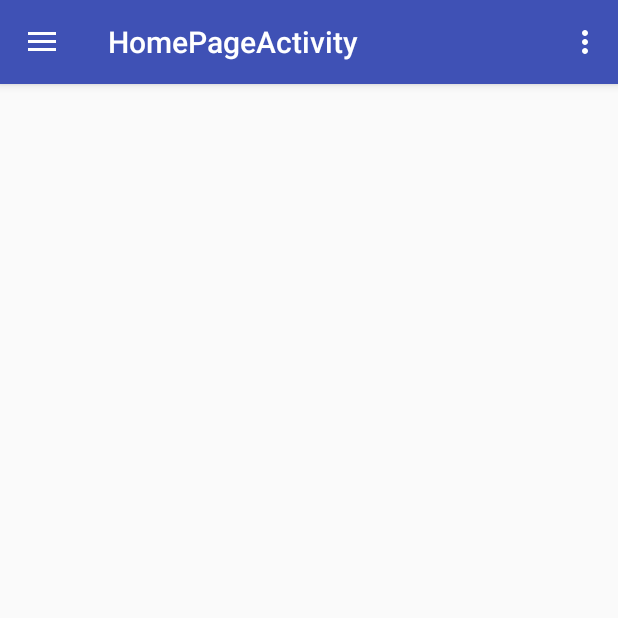
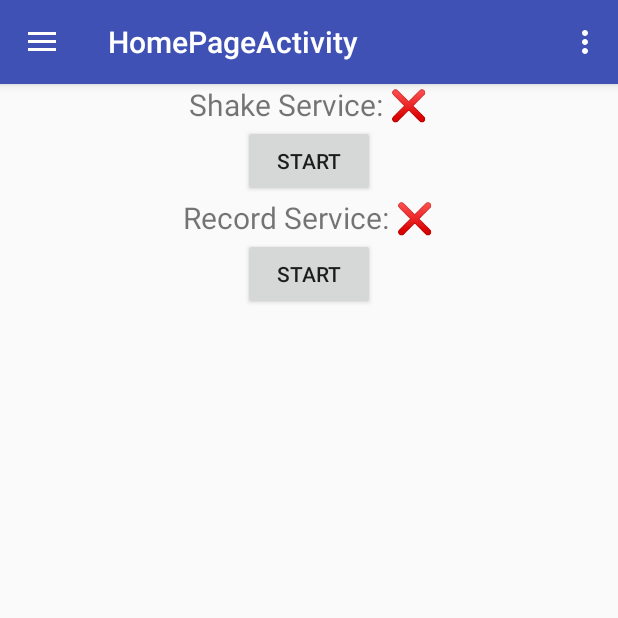
Before and after one commit to android-course-code/NotificationService, an Android app: the screen it shows after launch (HomePageActivity), on a phone screen of 412 x 824 dp, the top half of it. Run offline under Robolectric (Android 15) with nearby library versions, the phone set to English and light mode, and no system bars.

Commit message:
自定义view

```diff
--- a/app/src/main/java/me/chenjr/notificationservice/button/ServiceButton.java
+++ b/app/src/main/java/me/chenjr/notificationservice/button/ServiceButton.java
@@ -3,19 +3,35 @@ package me.chenjr.notificationservice.button;
 
 import android.content.Context;
 import android.support.v7.widget.AppCompatButton;
+import android.util.AttributeSet;
+import android.view.View;
 
 public class ServiceButton extends AppCompatButton {
+    boolean servicesStatus = false;
+    OnClickListener onClickListener = new OnClickListener() {
+        @Override
+        public void onClick(View v) {
+            updateStatus(servicesStatus);
+        }
+    };
     public ServiceButton(Context context) {
         super(context);
-        boolean servicesStatus = false;
-        if (servicesStatus){
-            this.setText("Running");
-            this.setTextColor(0x00ff00);
+        updateStatus(servicesStatus);
+    }
+
+    public ServiceButton(Context context, AttributeSet attrs) {
+        super(context, attrs);
+        updateStatus(servicesStatus);
+    }
+
+    public void updateStatus(boolean status){
+        if (status){
+            setText("Stop");
+
         }else {
-            this.setText("Not Running");
-            this.setTextColor(0xff0000);
+            setText("Start");
+
         }
-
     }
 
 }
--- /dev/null
+++ b/app/src/main/java/me/chenjr/notificationservice/textview/StatusTextView.java
@@ -0,0 +1,37 @@
+package me.chenjr.notificationservice.textview;
+
+import android.content.Context;
+import android.graphics.Color;
+import android.support.v7.widget.AppCompatTextView;
+import android.util.AttributeSet;
+import android.view.View;
+import android.widget.TextView;
+import android.widget.Toast;
+
+public class StatusTextView extends TextView {
+    boolean servicesStatus = false;
+
+
+    public void updateStatus(boolean status){
+        if (status){
+            this.setText("✔️");
+            setTextColor(Color.GREEN);
+            Toast.makeText(getContext(),"Running",Toast.LENGTH_SHORT).show();
+        }else {
+            this.setText("❌");
+            setTextColor(Color.RED);
+            Toast.makeText(getContext(),"Not Running",Toast.LENGTH_SHORT).show();
+        }
+    }
+
+    public StatusTextView(Context context, AttributeSet attrs) {
+        super(context, attrs);
+        updateStatus(servicesStatus);
+    }
+
+    public StatusTextView(Context context) {
+        super(context);
+        updateStatus(servicesStatus);
+
+    }
+}
--- a/app/src/main/res/layout/fragment_home.xml
+++ b/app/src/main/res/layout/fragment_home.xml
@@ -4,31 +4,68 @@
     android:layout_height="match_parent"
     xmlns:app="http://schemas.android.com/apk/res-auto">
     <LinearLayout
-        android:id="@+id/frag_home_ll_status_group"
+        android:id="@+id/frag_home_ll_shake_status_group"
         android:layout_width="match_parent"
         android:layout_height="wrap_content"
         android:gravity="center_horizontal"
-        app:layout_constraintBottom_toTopOf="@id/frag_home_btn_service"
+        app:layout_constraintBottom_toTopOf="@id/frag_home_btn_shake_service"
         >
         <TextView
             android:layout_width="wrap_content"
             android:layout_height="wrap_content"
-            android:text="Service status: "
+            android:text="Shake Service: "
             android:textSize="20sp"
             />
-        <TextView
-            android:id="@+id/frag_home_tv_status_value"
+        <me.chenjr.notificationservice.textview.StatusTextView
+            android:id="@+id/frag_home_tv_shake_status_value"
+            android:text="Running"
             android:layout_width="wrap_content"
             android:layout_height="wrap_content"
-            android:text="Running"
+
             android:textSize="20sp"
             android:textColor="#00FF00"
             />
     </LinearLayout>
 
     <me.chenjr.notificationservice.button.ServiceButton
-        android:id="@+id/frag_home_btn_service"
-        app:layout_constraintTop_toBottomOf="@id/frag_home_ll_status_group"
+        android:id="@+id/frag_home_btn_shake_service"
+
+        app:layout_constraintTop_toBottomOf="@id/frag_home_ll_shake_status_group"
+        android:layout_width="wrap_content"
+        android:layout_height="wrap_content"
+        app:layout_constraintLeft_toLeftOf="parent"
+        app:layout_constraintRight_toRightOf="parent"
+        android:text="Start service"
+
+        />
+    <LinearLayout
+        android:id="@+id/frag_home_ll_record_status_group"
+        android:layout_width="match_parent"
+        android:layout_height="wrap_content"
+        android:gravity="center_horizontal"
+        app:layout_constraintTop_toBottomOf="@id/frag_home_btn_shake_service"
+        app:layout_constraintBottom_toTopOf="@id/frag_home_btn_record_service"
+        >
+        <TextView
+            android:layout_width="wrap_content"
+            android:layout_height="wrap_content"
+            android:text="Record Service: "
+            android:textSize="20sp"
+            />
+        <me.chenjr.notificationservice.textview.StatusTextView
+            android:id="@+id/frag_home_tv_shake_record_value"
+            android:text="Recording"
+            android:layout_width="wrap_content"
+            android:layout_height="wrap_content"
+
+            android:textSize="20sp"
+            android:textColor="#00FF00"
+            />
+    </LinearLayout>
+
+    <me.chenjr.notificationservice.button.ServiceButton
+        android:id="@+id/frag_home_btn_record_service"
+        app:layout_constraintTop_toBottomOf="@id/frag_home_ll_record_status_group"
         android:layout_width="wrap_content"
         android:layout_height="wrap_content"
         app:layout_constraintLeft_toLeftOf="parent"
@@ -37,5 +74,4 @@
 
         />
 
-
 </android.support.constraint.ConstraintLayout>
```
